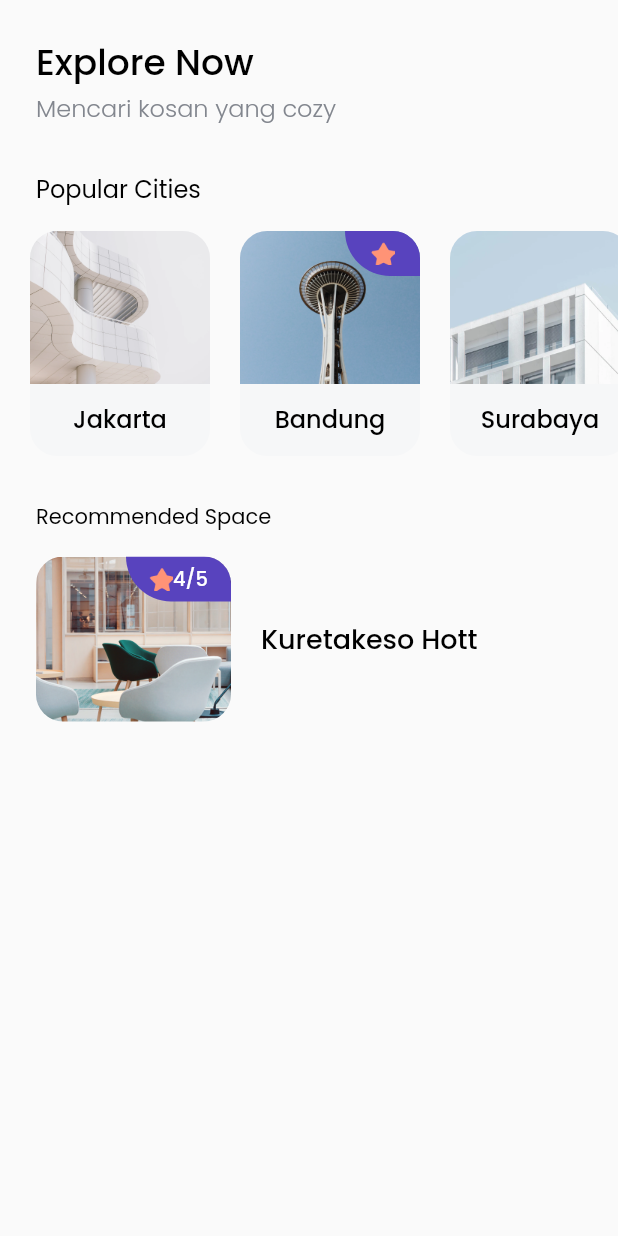
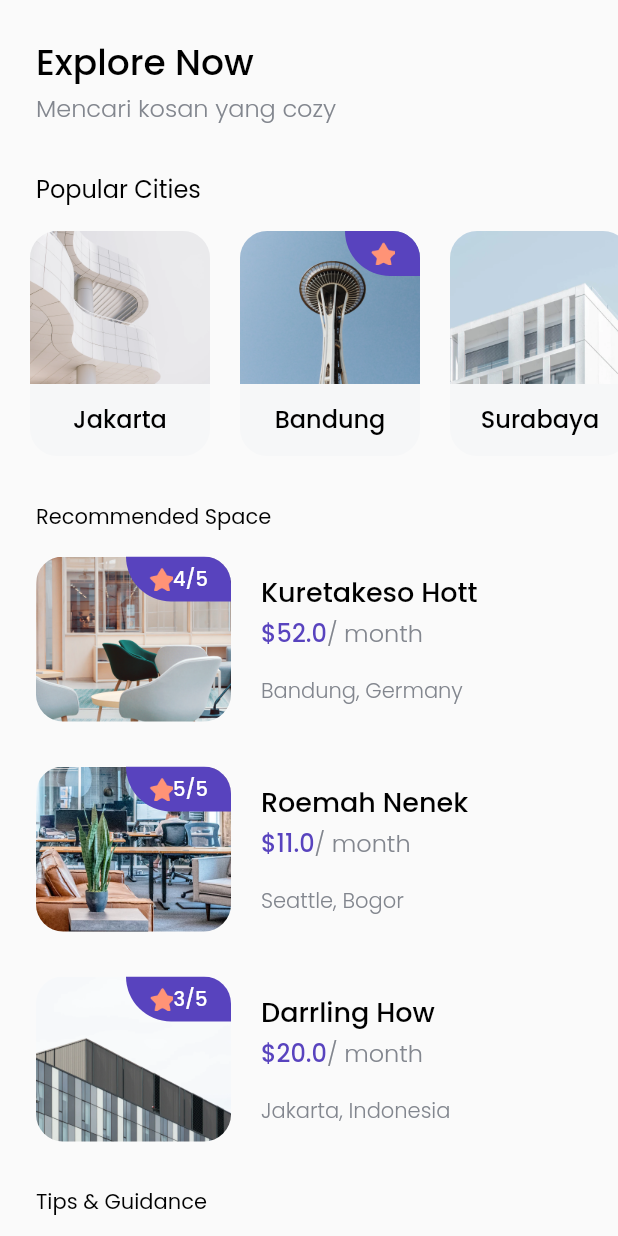
Before and after one commit to asbiqalalawi/cozy_findhouse, a Flutter app: the screen it shows after launch, after a tap on "Explore Now", on a phone screen of 412 x 824 dp. Run offline on Flutter 3.47's test engine with Material 2 defaults, Android fonts, the phone set to English and light mode, and no system bars; our stand-ins replace google_fonts.

Commit message:
Recommended Space and Tips & Guidance

```diff
--- /dev/null
+++ b/lib/models/space.dart
@@ -0,0 +1,18 @@
+class Space {
+  int id;
+  String name;
+  String imageUrl;
+  double price;
+  String city;
+  String country;
+  int rating;
+
+  Space(
+      {required this.id,
+      required this.name,
+      required this.imageUrl,
+      required this.price,
+      required this.city,
+      required this.country,
+      required this.rating});
+}
--- /dev/null
+++ b/lib/models/tips.dart
@@ -0,0 +1,12 @@
+class Tips {
+  int id;
+  String title;
+  String updatedAt;
+  String imageUrl;
+
+  Tips(
+      {required this.id,
+      required this.imageUrl,
+      required this.title,
+      required this.updatedAt});
+}
--- a/lib/pages/home_page.dart
+++ b/lib/pages/home_page.dart
@@ -2,8 +2,11 @@ import 'package:cozy_findhouse/theme.dart';
 import 'package:flutter/material.dart';
 
 import '../models/city.dart';
+import '../models/space.dart';
+import '../models/tips.dart';
 import '../widgets/city_card.dart';
 import '../widgets/space_card.dart';
+import '../widgets/tips_card.dart';
 
 class HomePage extends StatelessWidget {
   const HomePage({Key? key}) : super(key: key);
@@ -103,8 +106,83 @@ class HomePage extends StatelessWidget {
               padding: EdgeInsets.symmetric(horizontal: edge),
               physics: const NeverScrollableScrollPhysics(),
               shrinkWrap: true,
-              children: const [SpaceCard()],
-            )
+              children: [
+                SpaceCard(
+                  space: Space(
+                      id: 1,
+                      name: 'Kuretakeso Hott',
+                      imageUrl: 'assets/space1.png',
+                      city: 'Bandung',
+                      country: 'Germany',
+                      price: 52,
+                      rating: 4),
+                ),
+                const SizedBox(
+                  height: 30,
+                ),
+                SpaceCard(
+                  space: Space(
+                      id: 2,
+                      name: 'Roemah Nenek',
+                      imageUrl: 'assets/space2.png',
+                      city: 'Seattle',
+                      country: 'Bogor',
+                      price: 11,
+                      rating: 5),
+                ),
+                const SizedBox(
+                  height: 30,
+                ),
+                SpaceCard(
+                  space: Space(
+                      id: 3,
+                      name: 'Darrling How',
+                      imageUrl: 'assets/space3.png',
+                      city: 'Jakarta',
+                      country: 'Indonesia',
+                      price: 20,
+                      rating: 3),
+                ),
+              ],
+            ),
+            const SizedBox(
+              height: 30,
+            ),
+            // Tips & Guidance
+            Padding(
+              padding: EdgeInsets.symmetric(horizontal: edge),
+              child: Text(
+                'Tips & Guidance',
+                style: regularTextStyle,
+              ),
+            ),
+            const SizedBox(
+              height: 16,
+            ),
+            ListView(
+              padding: EdgeInsets.symmetric(horizontal: edge),
+              physics: const NeverScrollableScrollPhysics(),
+              shrinkWrap: true,
+              children: [
+                TipsCard(
+                  tips: Tips(
+                      id: 1,
+                      imageUrl: 'assets/tips1.png',
+                      title: 'City Guidelines',
+                      updatedAt: 'Updated 20 Apr'),
+                ),
+                const SizedBox(
+                  height: 20,
+                ),
+                TipsCard(
+                  tips: Tips(
+                      id: 2,
+                      imageUrl: 'assets/tips2.png',
+                      title: 'Jakarta Fairship',
+                      updatedAt: 'Updated 11 Dec'),
+                ),
+              ],
+            ),
           ],
         ),
       ),
--- a/lib/widgets/space_card.dart
+++ b/lib/widgets/space_card.dart
@@ -1,11 +1,14 @@
 import 'package:flutter/material.dart';
 
+import '../models/space.dart';
 import '../theme.dart';
 
 class SpaceCard extends StatelessWidget {
   const SpaceCard({
     Key? key,
+    required this.space,
   }) : super(key: key);
+  final Space space;
 
   @override
   Widget build(BuildContext context) {
@@ -19,7 +22,7 @@ class SpaceCard extends StatelessWidget {
             child: Stack(
               children: [
                 Image.asset(
-                  'assets/space1.png',
+                  space.imageUrl,
                   fit: BoxFit.cover,
                 ),
                 Align(
@@ -40,7 +43,7 @@ class SpaceCard extends StatelessWidget {
                           height: 16,
                         ),
                         Text(
-                          '4/5',
+                          '${space.rating}/5',
                           style: whiteTextStyle.copyWith(fontSize: 13),
                         )
                       ],
@@ -55,10 +58,32 @@ class SpaceCard extends StatelessWidget {
           width: 20,
         ),
         Column(
+          crossAxisAlignment: CrossAxisAlignment.start,
           children: [
             Text(
-              'Kuretakeso Hott',
+              space.name,
               style: blackTextStyle.copyWith(fontSize: 18),
+            ),
+            const SizedBox(
+              height: 2,
+            ),
+            Text.rich(
+              TextSpan(
+                text: '\$${space.price}',
+                style: purpleTextStyle.copyWith(fontSize: 16),
+                children: [
+                  TextSpan(
+                      text: '/ month',
+                      style: greykTextStyle.copyWith(fontSize: 16)),
+                ],
+              ),
+            ),
+            const SizedBox(
+              height: 16,
+            ),
+            Text(
+              '${space.city}, ${space.country}',
+              style: greykTextStyle,
             )
           ],
         )
--- /dev/null
+++ b/lib/widgets/tips_card.dart
@@ -0,0 +1,58 @@
+import 'package:flutter/material.dart';
+
+import '../models/tips.dart';
+import '../theme.dart';
+
+class TipsCard extends StatelessWidget {
+  const TipsCard({
+    Key? key,
+    required this.tips,
+  }) : super(key: key);
+  final Tips tips;
+
+  @override
+  Widget build(BuildContext context) {
+    return Row(
+      children: [
+        ClipRRect(
+          borderRadius: BorderRadius.circular(18),
+          child: SizedBox(
+            height: 80,
+            width: 80,
+            child: Image.asset(
+              tips.imageUrl,
+              fit: BoxFit.cover,
+            ),
+          ),
+        ),
+        const SizedBox(
+          width: 20,
+        ),
+        Column(
+          crossAxisAlignment: CrossAxisAlignment.start,
+          children: [
+            Text(
+              tips.title,
+              style: blackTextStyle.copyWith(fontSize: 18),
+            ),
+            const SizedBox(
+              height: 4,
+            ),
+            Text(
+              tips.updatedAt,
+              style: greykTextStyle,
+            )
+          ],
+        ),
+        const Spacer(),
+        IconButton(
+          onPressed: () {},
+          icon: Icon(
+            Icons.chevron_right,
+            color: greyColor,
+          ),
+        ),
+      ],
+    );
+  }
+}
```
